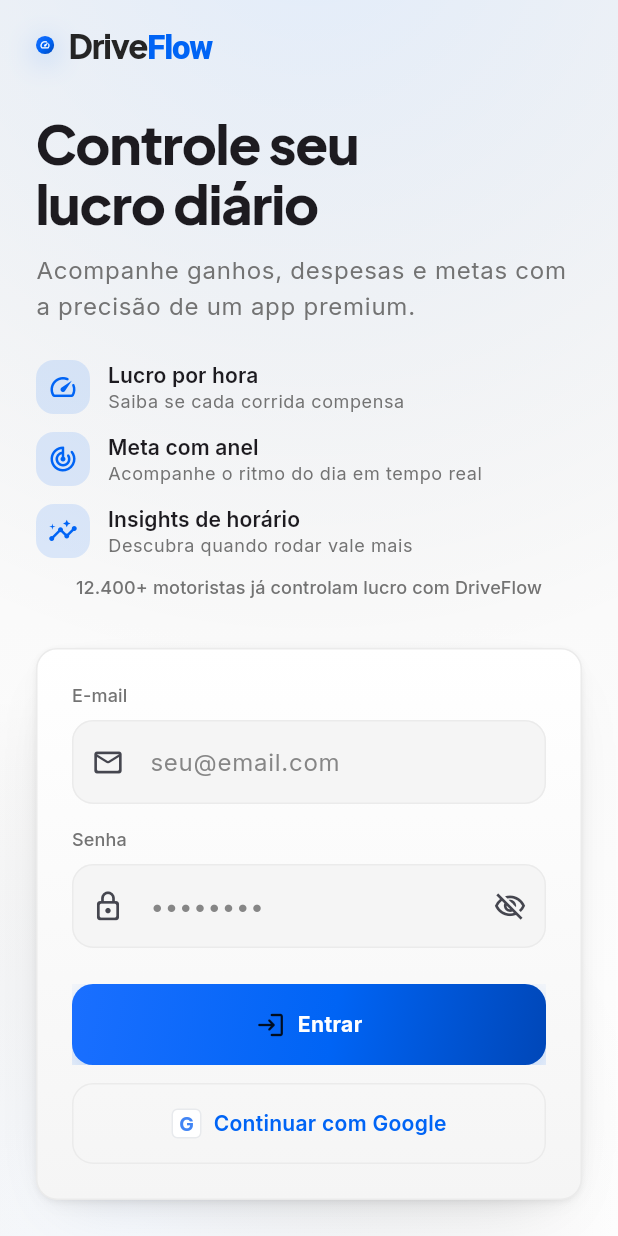
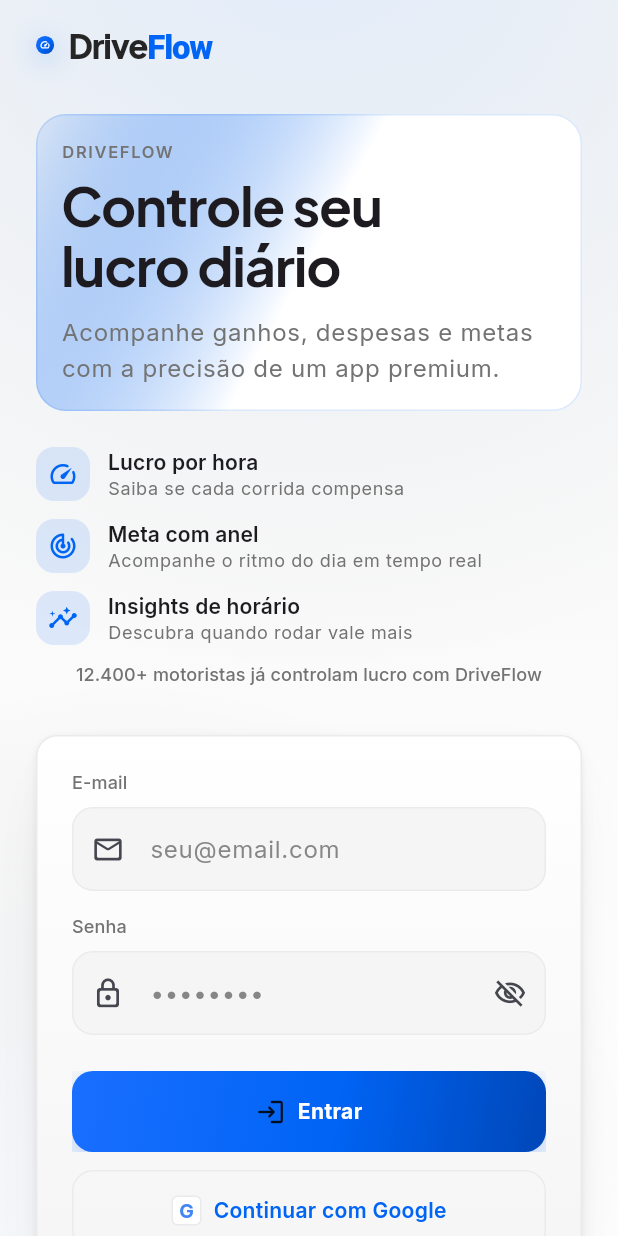
Before and after one commit to solerpedroo/driveflow, a Flutter app: the screen it shows after launch, on a phone screen of 412 x 824 dp. Run offline on Flutter 3.47's test engine with Material 3 defaults, Android fonts, the phone set to English and light mode, and no system bars; our stand-ins replace cached_network_image, connectivity_plus, dio, file_picker, fl_chart, flutter_hooks and 14 more; missing offline and left inert: google_mlkit_text_recognition; accounts and stored records are empty; statements that could not run were skipped.

Commit message:
feat(ui): auth layout painel hero premium
Co-authored-by: Pedro Henrique Contardi Soler <pedrocsoler@hotmail.com>

```diff
--- a/lib/features/authentication/presentation/widgets/auth_hero_layout.dart
+++ b/lib/features/authentication/presentation/widgets/auth_hero_layout.dart
@@ -1,12 +1,14 @@
 import 'package:flutter/material.dart';
 
 import '../../../../core/theme/app_colors.dart';
+import '../../../../core/theme/app_gradients.dart';
 import '../../../../core/theme/app_spacing.dart';
+import '../../../../core/theme/app_typography.dart';
 import '../../../../shared/widgets/design_system/df_card.dart';
 import '../../../../shared/widgets/driveflow_brand_logo.dart';
 import '../../../../shared/widgets/driveflow_gradient_background.dart';
 
-/// Layout auth editorial — hero headline + form card sobreposto (FitCal pattern).
+/// Layout auth editorial — headline premium + form card elevado.
 class AuthHeroLayout extends StatelessWidget {
   const AuthHeroLayout({
     required this.headline,
@@ -30,6 +32,7 @@ class AuthHeroLayout extends StatelessWidget {
   @override
   Widget build(BuildContext context) {
     final theme = Theme.of(context);
+    final brightness = theme.brightness;
 
     return DriveFlowGradientBackground(
       child: Scaffold(
@@ -62,10 +65,27 @@ class AuthHeroLayout extends StatelessWidget {
                         ),
                         const SizedBox(height: AppSpacing.xxl),
                       ],
+                      Container(
+                        padding: const EdgeInsets.all(AppSpacing.lg),
+                        decoration: BoxDecoration(
+                          borderRadius: BorderRadius.circular(20),
+                          gradient: AppGradients.heroCardAccent(brightness),
+                          border: Border.all(
+                            color: AppColors.brandBlue.withValues(alpha: 0.14),
+                          ),
+                        ),
+                        child: Column(
+                          crossAxisAlignment: CrossAxisAlignment.start,
+                          children: [
+                            Text(
+                              'DRIVEFLOW',
+                              style: AppTypography.labelCaps(brightness),
+                            ),
+                            const SizedBox(height: AppSpacing.sm),
                             Text(
                               headline,
                               style: theme.textTheme.displaySmall?.copyWith(
-                          fontWeight: FontWeight.w800,
+                                fontWeight: FontWeight.w700,
                                 letterSpacing: -0.8,
                                 height: 1.1,
                               ),
@@ -76,6 +96,9 @@ class AuthHeroLayout extends StatelessWidget {
                               style: theme.textTheme.bodyLarge?.copyWith(
                                 color: AppColors.secondaryLabel(theme),
                                 height: 1.5,
+                              ),
+                            ),
+                          ],
                         ),
                       ),
                       if (middleChild != null) ...[
```
Lines whose indentation alone changed are shown as unchanged.
